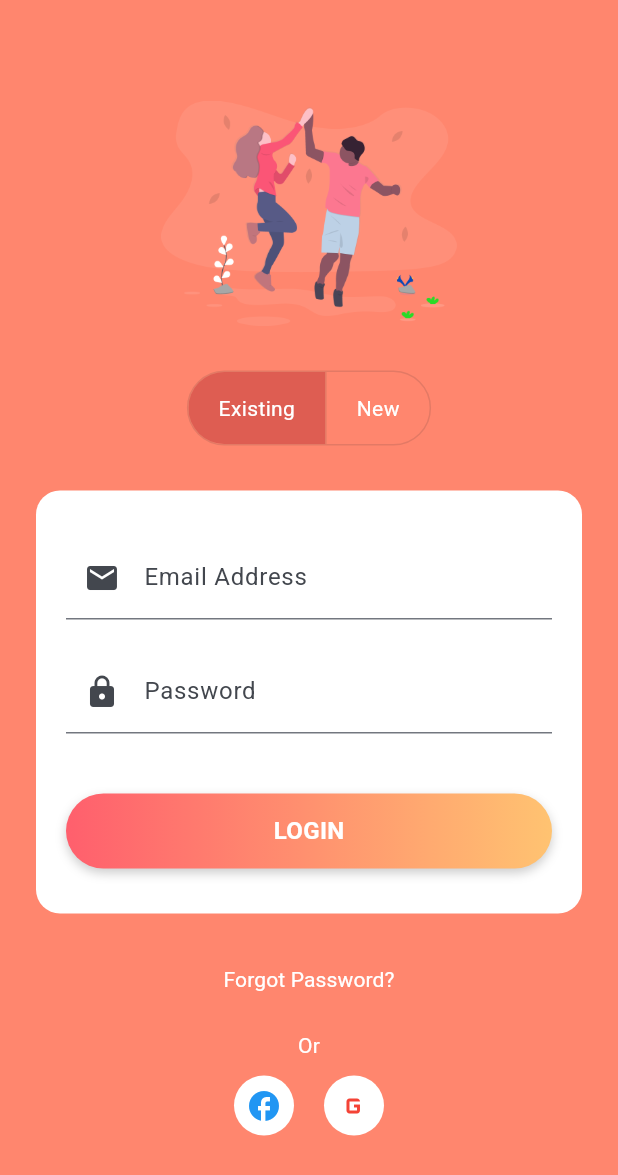
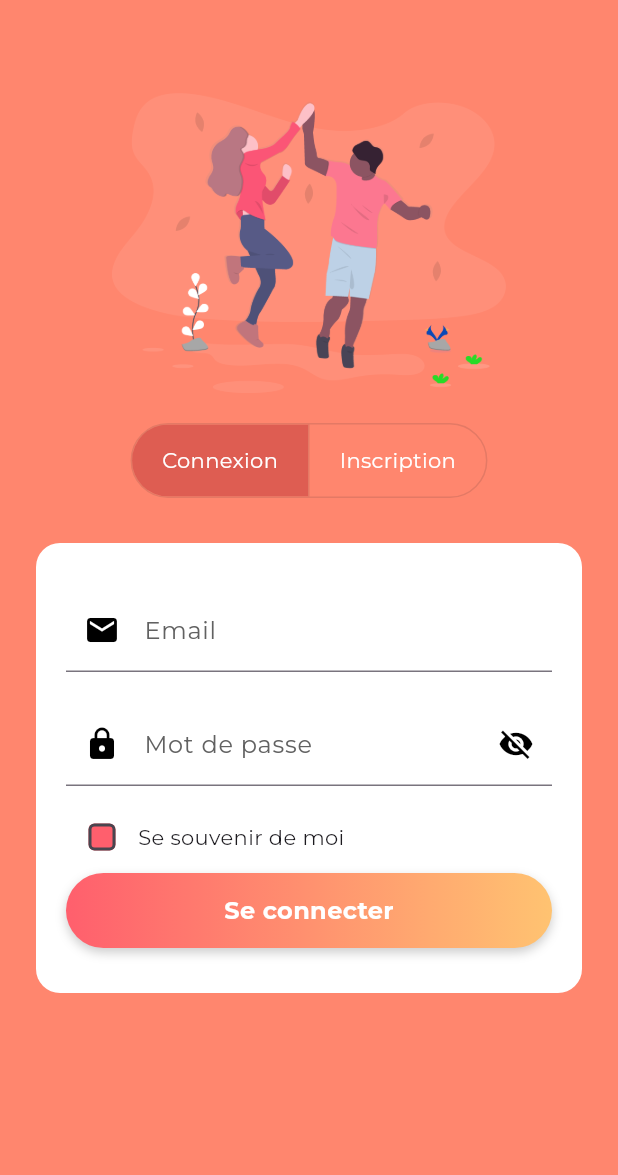
Before and after one commit to mikaelvery/family_manager_app, a Flutter app: the screen it shows after launch, on a phone screen of 412 x 824 dp. Shown: the top 1175 px of the screen. Run offline on Flutter 3.47's test engine with Material 3 defaults, Android fonts, the phone set to English and light mode, and no system bars; our stand-ins replace cloud_firestore, firebase_auth, firebase_core, google_fonts, shared_preferences; accounts and stored records are empty.

Commit message:
ajout du register de la connexion mise en forme du login

```diff
--- a/lib/main.dart
+++ b/lib/main.dart
@@ -1,5 +1,6 @@
 import 'package:firebase_core/firebase_core.dart';
 import 'package:flutter/material.dart';
+import 'package:google_fonts/google_fonts.dart';
 import 'screens/login_screen.dart';
 
 void main() async {
@@ -16,11 +17,22 @@
     return MaterialApp(
       title: 'Notre Famille ♡',
       debugShowCheckedModeBanner: false,
-      theme: ThemeData(
-        colorScheme: ColorScheme.fromSeed(seedColor: Colors.blue),
-        useMaterial3: true,
-        fontFamily: 'Roboto',
-      ),
+        theme: ThemeData(
+          textTheme: GoogleFonts.montserratTextTheme(),
+          primaryColor: const Color(0xFFFF866E),
+          inputDecorationTheme: InputDecorationTheme(
+            focusedBorder: UnderlineInputBorder(
+              borderSide: BorderSide(color: const Color(0xFFFF5F6D), width: 2),
+            ),
+            labelStyle: TextStyle(color: Colors.grey[700]),
+            floatingLabelStyle: TextStyle(color: const Color(0xFFFF5F6D)),
+            prefixIconColor: const Color(0xFFFF5F6D),
+          ),
+          checkboxTheme: CheckboxThemeData(
+            fillColor: WidgetStateProperty.all(const Color(0xFFFF5F6D)),
+          ),
+        ),
+
       home: const LoginScreen(),
     );
   }
--- a/lib/screens/homeScreen.dart
+++ b/lib/screens/homeScreen.dart
@@ -66,7 +66,7 @@
                 children: [
                   _UpcomingCard(
                     title: 'Prochain RDV',
-                    subtitle: 'Dentiste pour Léo - 18 Juillet à 10h',
+                    subtitle: 'Dentiste pour Mattéo - 03 Septembre à 08h45',
                     colors: [Color(0xFF56CCF2), Color(0xFF2F80ED)],
                   ),
                   const SizedBox(height: 16),
@@ -78,7 +78,7 @@
                   const SizedBox(height: 16),
                   _UpcomingCard(
                     title: 'Document expirant',
-                    subtitle: 'CNI de Mila - expire le 20 Juillet',
+                    subtitle: 'CNI de Mika - expire le 20 Juillet',
                     colors: [Color(0xFFFFA17F), Color(0xFFFFE259)],
                   ),
                 ],
--- a/lib/screens/login_screen.dart
+++ b/lib/screens/login_screen.dart
@@ -1,6 +1,10 @@
-import 'package:family_manager_app/screens/HomeScreen.dart';
 import 'package:flutter/material.dart';
 import 'package:firebase_auth/firebase_auth.dart';
+import 'package:cloud_firestore/cloud_firestore.dart'; // <-- Firestore
+import 'package:google_fonts/google_fonts.dart';
+import 'package:shared_preferences/shared_preferences.dart';
+
+import 'package:family_manager_app/screens/HomeScreen.dart';
 
 class LoginScreen extends StatefulWidget {
   const LoginScreen({super.key});
@@ -10,42 +14,153 @@
 }
 
 class _LoginScreenState extends State<LoginScreen> {
+  final _nameController = TextEditingController(); // <-- ajouté
   final _emailController = TextEditingController();
   final _passwordController = TextEditingController();
   bool _isLoading = false;
   String? _error;
+  bool _rememberMe = false;
+  bool _obscurePassword = true;
 
-  Future<void> _login() async {
+  // true = connexion, false = inscription
+  bool _isLogin = true;
+
+  @override
+  void initState() {
+    super.initState();
+    _loadRememberMe();
+  }
+
+  Future<void> _loadRememberMe() async {
+    final prefs = await SharedPreferences.getInstance();
+    setState(() {
+      _rememberMe = prefs.getBool('remember_me') ?? false;
+      if (_rememberMe) {
+        _emailController.text = prefs.getString('email') ?? '';
+      }
+    });
+  }
+
+  Future<void> _saveCredentials() async {
+    final prefs = await SharedPreferences.getInstance();
+    if (_rememberMe) {
+      await prefs.setBool('remember_me', true);
+      await prefs.setString('email', _emailController.text.trim());
+    } else {
+      await prefs.remove('remember_me');
+      await prefs.remove('email');
+    }
+  }
+
+  Future<void> _submit() async {
     setState(() {
       _isLoading = true;
       _error = null;
     });
 
     try {
-      await FirebaseAuth.instance.signInWithEmailAndPassword(
-        email: _emailController.text.trim(),
-        password: _passwordController.text.trim(),
-      );
+      if (_isLogin) {
+        // Connexion
+        final userCredential = await FirebaseAuth.instance.signInWithEmailAndPassword(
+          email: _emailController.text.trim(),
+          password: _passwordController.text.trim(),
+        );
 
-      Navigator.pushReplacement(context,
-        MaterialPageRoute(builder: (_) => HomeScreen()));
+        // Enregistrement "Remember Me"
+        await _saveCredentials();
+
+        // Naviguer vers HomeScreen (par ex.)
+        if (!mounted) return;
+        Navigator.of(context).pushReplacement(
+          MaterialPageRoute(builder: (context) => const HomeScreen()),
+        );
+      } else {
+        // Inscription
+        final name = _nameController.text.trim();
+        if (name.isEmpty) {
+          setState(() {
+            _error = 'Veuillez saisir votre nom.';
+            _isLoading = false;
+          });
+          return;
+        }
+
+        final userCredential = await FirebaseAuth.instance.createUserWithEmailAndPassword(
+          email: _emailController.text.trim(),
+          password: _passwordController.text.trim(),
+        );
+
+        final uid = userCredential.user!.uid;
+        final email = userCredential.user!.email;
+
+        // Création document Firestore users/uid
+        await FirebaseFirestore.instance.collection('users').doc(uid).set({
+          'email': email,
+          'name': name,
+          'createdAt': Timestamp.now(),
+        });
+
+        if (!mounted) return;
+        ScaffoldMessenger.of(context).showSnackBar(
+          const SnackBar(
+            content: Text('Compte créé avec succès, veuillez vous connecter.'),
+            backgroundColor: Colors.green,
+          ),
+        );
+
+        // Vider champs et switch vers connexion
+        setState(() {
+          _isLogin = true;
+          _nameController.clear();
+          _emailController.clear();
+          _passwordController.clear();
+          _rememberMe = false;
+          _isLoading = false;
+          _error = null;
+        });
+      }
     } on FirebaseAuthException catch (e) {
       setState(() {
         if (e.code == 'user-not-found') {
           _error = 'Aucun utilisateur trouvé pour cet email.';
         } else if (e.code == 'wrong-password') {
           _error = 'Mot de passe incorrect.';
+        } else if (e.code == 'email-already-in-use') {
+          _error = 'Cet email est déjà utilisé.';
+        } else if (e.code == 'weak-password') {
+          _error = 'Mot de passe trop faible.';
         } else {
           _error = e.message ?? 'Erreur inconnue.';
         }
+        _isLoading = false;
       });
-    } catch (e) {
+    } catch (_) {
       setState(() {
         _error = 'Une erreur est survenue.';
+        _isLoading = false;
       });
-    } finally {
-      setState(() => _isLoading = false);
     }
+  }
+
+  void _toggleMode(int index) {
+    setState(() {
+      _isLogin = index == 0;
+      _error = null;
+      _emailController.clear();
+      _passwordController.clear();
+      _nameController.clear();
+      if (!_isLogin) {
+        _rememberMe = false;
+      }
+    });
+  }
+
+  @override
+  void dispose() {
+    _nameController.dispose();
+    _emailController.dispose();
+    _passwordController.dispose();
+    super.dispose();
   }
 
   @override
@@ -59,13 +174,13 @@
             child: Column(
               mainAxisAlignment: MainAxisAlignment.center,
               children: [
-                Image.asset('assets/login_logo.png', height: 150),
+                Image.asset('assets/login_logo.png', height: 200),
 
-                const SizedBox(height: 30),
+                const SizedBox(height: 20),
 
                 ToggleButtons(
-                  isSelected: const [true, false],
-                  onPressed: (_) {},
+                  isSelected: [_isLogin, !_isLogin],
+                  onPressed: _toggleMode,
                   borderRadius: BorderRadius.circular(30),
                   selectedColor: Colors.white,
                   color: Colors.white,
@@ -73,11 +188,11 @@
                   children: const [
                     Padding(
                       padding: EdgeInsets.symmetric(horizontal: 20),
-                      child: Text('Existing'),
+                      child: Text('Connexion'),
                     ),
                     Padding(
                       padding: EdgeInsets.symmetric(horizontal: 20),
-                      child: Text('New'),
+                      child: Text('Inscription'),
                     ),
                   ],
                 ),
@@ -92,35 +207,91 @@
                   ),
                   child: Column(
                     children: [
+                      if (!_isLogin)
+                        TextField(
+                          controller: _nameController,
+                          textInputAction: TextInputAction.next,
+                          decoration: const InputDecoration(
+                            prefixIcon: Icon(Icons.person, color: Colors.black),
+                            labelText: 'Prénom',
+                          ),
+                        ),
+
+                      if (!_isLogin)
+                        const SizedBox(height: 20),
+
                       TextField(
                         controller: _emailController,
                         keyboardType: TextInputType.emailAddress,
+                        textInputAction: TextInputAction.next,
+                        autocorrect: false,
+                        autofillHints: const [AutofillHints.email],
                         decoration: const InputDecoration(
-                          prefixIcon: Icon(Icons.email),
-                          labelText: 'Email Address',
+                          prefixIcon: Icon(Icons.email, color: Colors.black),
+                          labelText: 'Email',
                         ),
                       ),
                       const SizedBox(height: 20),
                       TextField(
                         controller: _passwordController,
-                        obscureText: true,
-                        decoration: const InputDecoration(
-                          prefixIcon: Icon(Icons.lock),
-                          labelText: 'Password',
+                        obscureText: _obscurePassword,
+                        textInputAction: TextInputAction.done,
+                        autocorrect: false,
+                        autofillHints: const [AutofillHints.password],
+                        decoration: InputDecoration(
+                          prefixIcon: const Icon(Icons.lock, color: Colors.black),
+                          labelText: 'Mot de passe',
+                          suffixIcon: IconButton(
+                            icon: Icon(
+                              _obscurePassword ? Icons.visibility_off : Icons.visibility,
+                              color: Colors.black,
+                            ),
+                            onPressed: () {
+                              setState(() {
+                                _obscurePassword = !_obscurePassword;
+                              });
+                            },
+                          ),
                         ),
                       ),
-                      const SizedBox(height: 20),
+
+                      const SizedBox(height: 10),
+
+                      if (_isLogin)
+                        Theme(
+                          data: Theme.of(context).copyWith(
+                            unselectedWidgetColor: Colors.black, // couleur bordure décochée
+                          ),
+                          child: Row(
+                            children: [
+                              Checkbox(
+                                value: _rememberMe,
+                                onChanged: (value) {
+                                  setState(() => _rememberMe = value ?? false);
+                                },
+                                activeColor: const Color(0xFFFF5F6D), // rose/rouge quand coché
+                                checkColor: Colors.white,
+                                shape: RoundedRectangleBorder(
+                                  borderRadius: BorderRadius.circular(4),
+                                  side: const BorderSide(color: Colors.black),
+                                ),
+                              ),
+                              const Text("Se souvenir de moi")
+                            ],
+                          ),
+                        ),
 
                       if (_error != null)
-                        Text(
-                          _error!,
-                          style: const TextStyle(color: Colors.red),
+                        Padding(
+                          padding: const EdgeInsets.only(bottom: 10),
+                          child: Text(
+                            _error!,
+                            style: const TextStyle(color: Colors.red),
+                          ),
                         ),
 
-                      const SizedBox(height: 20),
-
                       GestureDetector(
-                        onTap: _isLoading ? null : _login,
+                        onTap: _isLoading ? null : _submit,
                         child: Container(
                           width: double.infinity,
                           height: 50,
@@ -131,7 +302,7 @@
                             borderRadius: BorderRadius.circular(30),
                             boxShadow: [
                               BoxShadow(
-                                color: Colors.black.withValues(alpha: 0.2),
+                                color: Colors.black.withOpacity(0.2),
                                 blurRadius: 5,
                                 offset: const Offset(0, 3),
                               )
@@ -140,9 +311,9 @@
                           alignment: Alignment.center,
                           child: _isLoading
                               ? const CircularProgressIndicator(color: Colors.white)
-                              : const Text(
-                                  'LOGIN',
-                                  style: TextStyle(
+                              : Text(
+                                  _isLogin ? 'Se connecter' : 'Créer un compte',
+                                  style: const TextStyle(
                                     color: Colors.white,
                                     fontWeight: FontWeight.bold,
                                     fontSize: 16,
@@ -154,36 +325,7 @@
                   ),
                 ),
 
-                const SizedBox(height: 20),
-                TextButton(
-                  onPressed: () {
-                    // TODO: implémenter reset password
-                  },
-                  child: const Text(
-                    "Forgot Password?",
-                    style: TextStyle(color: Colors.white),
-                  ),
-                ),
-
-                const SizedBox(height: 10),
-                const Text("Or", style: TextStyle(color: Colors.white)),
-                const SizedBox(height: 10),
-                Row(
-                  mainAxisAlignment: MainAxisAlignment.center,
-                  children: const [
-                    CircleAvatar(
-                      radius: 20,
-                      backgroundColor: Colors.white,
-                      child: Icon(Icons.facebook, color: Colors.blue),
-                    ),
-                    SizedBox(width: 20),
-                    CircleAvatar(
-                      radius: 20,
-                      backgroundColor: Colors.white,
-                      child: Icon(Icons.g_mobiledata, color: Colors.red),
-                    ),
-                  ],
-                )
+                const SizedBox(height: 100),
               ],
             ),
           ),
--- a/pubspec.yaml
+++ b/pubspec.yaml
@@ -25,10 +25,7 @@
   url_launcher: ^6.3.1
   intl: ^0.20.2
   mailer: ^6.4.1
-  simple_animations:
 
-  # The following adds the Cupertino Icons font to your application.
-  # Use with the CupertinoIcons class for iOS style icons.
   cupertino_icons: ^1.0.8
 
 dev_dependencies:
```
Also changed, not shown: pubspec.lock.
